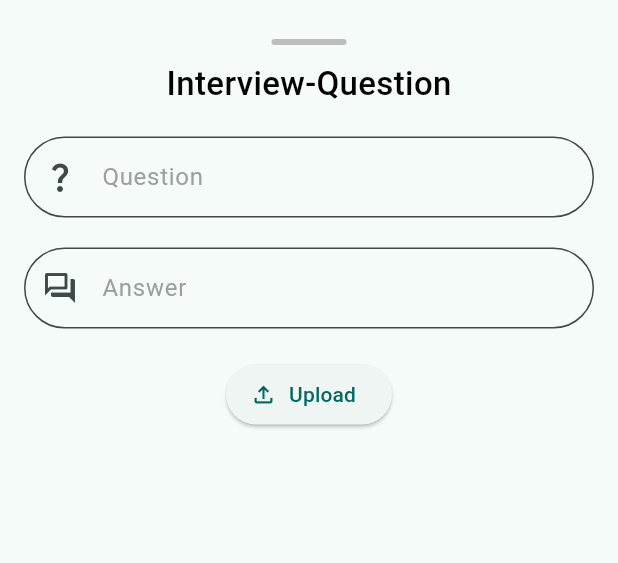
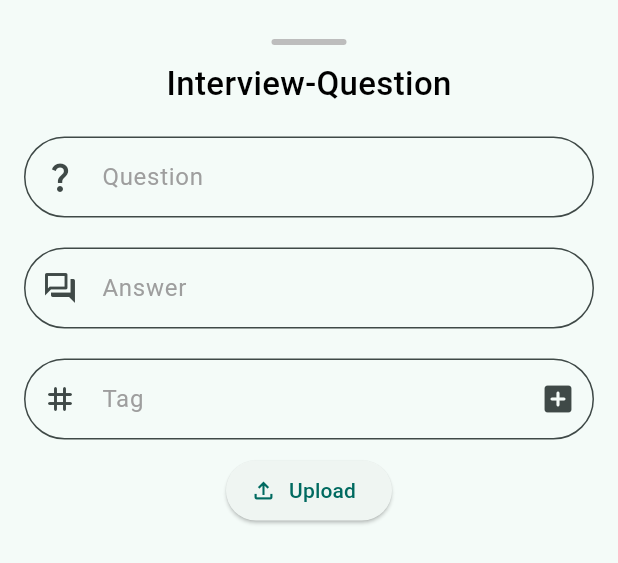
Before and after one commit to Vanshpanchal/Flutter, a Flutter app: what addmodal() shows on an empty page, opened directly, on a phone screen of 412 x 824 dp. Shown: the top 563 px of the screen. Run offline on Flutter 3.47's test engine with Material 3 defaults, Android fonts, the phone set to English and light mode, and no system bars; our stand-ins replace cloud_firestore, firebase_auth, firebase_core, get; missing offline and left inert: dart:ffi; accounts and stored records are empty; network calls fail.

```diff
--- a/lib/addmodal.dart
+++ b/lib/addmodal.dart
@@ -18,23 +18,21 @@ class _addmodalState extends State<addmodal> {
     try {
       var user = FirebaseAuth.instance.currentUser;
       String doc_id =
-          FirebaseFirestore.instance
-              .collection('Question-Answer')
-              .doc()
-              .id;
+          FirebaseFirestore.instance.collection('Question-Answer').doc().id;
       Map<String, dynamic> Data = {
         'Question': _questionController.text.trim().capitalizeFirst,
-        'Answer': _answerController.text.trim().capitalizeFirst ,
+        'Answer': _answerController.text.trim().capitalizeFirst,
         'Uid': user?.uid,
         'Report': false,
-        'docId': doc_id
+        'Tags': _tags,
+        'docId': doc_id,
+        'Timestamp': FieldValue.serverTimestamp()
       };
       await FirebaseFirestore.instance
           .collection("Question-Answer")
           .doc(doc_id)
           .set(Data)
-          .then((_) =>
-      {
+          .then((_) => {
                 debugPrint("AddUser: User Added"),
                 Get.showSnackbar(const GetSnackBar(
                   title: "Question-Answer Added",
@@ -57,14 +55,35 @@ class _addmodalState extends State<addmodal> {
     }
   }
 
+  final TextEditingController _tagController = TextEditingController();
+  final List<String> _tags = [];
+
+  void _addTag() {
+    final tag = _tagController.text.trim();
+    if (tag.isNotEmpty && !_tags.contains(tag)) {
+      setState(() {
+        _tags.add(tag);
+      });
+      print(_tags);
+      _tagController.clear();
+    }
+  }
+
+  void _removeTag(String tag) {
+    setState(() {
+      _tags.remove(tag);
+    });
+  }
+
   @override
   Widget build(BuildContext context) {
     return FractionallySizedBox(
-        heightFactor: 0.8,
+        heightFactor: 0.85,
+        child: SingleChildScrollView(
           child: Padding(
-          padding: const EdgeInsets.fromLTRB(16, 16, 16, 16),
+            padding: const EdgeInsets.all(16.0),
             child: Column(
-            mainAxisSize: MainAxisSize.max,
+              mainAxisSize: MainAxisSize.min,
               children: [
                 Container(
                   height: 4,
@@ -80,7 +99,8 @@ class _addmodalState extends State<addmodal> {
                   style: TextStyle(
                     color: Colors.black,
                     fontSize: 22,
-                fontWeight: FontWeight.w500),
+                    fontWeight: FontWeight.w500,
+                  ),
                 ),
                 SizedBox(height: 20),
                 TextField(
@@ -97,13 +117,13 @@ class _addmodalState extends State<addmodal> {
                     fillColor: Colors.transparent,
                     border: OutlineInputBorder(
                       borderRadius: BorderRadius.circular(30),
-
                     ),
-                  contentPadding:
-                  const EdgeInsets.symmetric(vertical: 15, horizontal: 20),
+                    contentPadding: const EdgeInsets.symmetric(
+                      vertical: 15,
+                      horizontal: 20,
                     ),
                   ),
-
+                ),
                 SizedBox(height: 20),
                 TextField(
                   controller: _answerController,
@@ -113,28 +133,81 @@ class _addmodalState extends State<addmodal> {
                     border: OutlineInputBorder(
                       borderRadius: BorderRadius.circular(30),
                     ),
-                  contentPadding:
-                  const EdgeInsets.symmetric(vertical: 15, horizontal: 20),
+                    contentPadding: const EdgeInsets.symmetric(
+                      vertical: 15,
+                      horizontal: 20,
+                    ),
                     hintText: 'Answer',
                     hintStyle: TextStyle(color: Colors.grey),
                     filled: true,
                     fillColor: Colors.transparent,
-                  prefixIcon: Icon(Icons.question_answer_outlined)),
-
+                    prefixIcon: Icon(Icons.question_answer_outlined),
+                  ),
                 ),
                 SizedBox(height: 20),
+                TextField(
+                  controller: _tagController,
+                  maxLines: 12,
+                  minLines: 1,
+                  decoration: InputDecoration(
+                    border: OutlineInputBorder(
+                      borderRadius: BorderRadius.circular(30),
+                    ),
+                    contentPadding: const EdgeInsets.symmetric(
+                      vertical: 15,
+                      horizontal: 20,
+                    ),
+                    suffixIcon: IconButton(
+                      icon: Icon(Icons.add_box_rounded),
+                      onPressed: () {
+                        _addTag();
+                        print(_tags);
+                      },
+                    ),
+                    hintText: 'Tag',
+                    hintStyle: TextStyle(color: Colors.grey),
+                    filled: true,
+                    fillColor: Colors.transparent,
+                    prefixIcon: Icon(Icons.tag_rounded),
+                  ),
+                ),
+                Wrap(
+                  spacing: 8.0,
+                  children: _tags.map((tag) {
+                    return Chip(
+                      label: Text(tag),
+                      onDeleted: () => _removeTag(tag),
+                      deleteIcon: Icon(Icons.cancel_outlined, size: Checkbox.width,),
+                    );
+                  }).toList(),
+                ),
+                SizedBox(height: 10),
                 ElevatedButton.icon(
                   icon: Icon(Icons.file_upload_outlined),
                   onPressed: () {
+                    print(_answerController.text.isNotEmpty);
+                    if (_questionController.text.isNotEmpty &&
+                        _answerController.text.isNotEmpty &&
+                        _tags.isNotEmpty) {
                       addQA();
                       Navigator.pop(context);
+                    } else {
+                      Get.showSnackbar(const GetSnackBar(
+                        title: "Error",
+                        message: "Enter Proper Detail please",
+                        icon: Icon(
+                          Icons.error_outlined,
+                          color: Colors.red,
+                        ),
+                        duration: Duration(seconds: 3),
+                      ));
+                    }
                   },
                   label: Text('Upload'),
                 ),
               ],
             ),
+          ),
         ));
   }
-
-
 }
--- a/lib/homepage.dart
+++ b/lib/homepage.dart
@@ -34,8 +34,8 @@ class _homepageState extends State<homepage> {
               NavigationDestination(
                   icon: Icon(Icons.looks_rounded), label: "Explore"),
               NavigationDestination(
-                  icon: Icon(Icons.favorite_border_outlined),
-                  label: "Favourite"),
+                  icon: Icon(Icons.book_outlined),
+                  label: "Saved"),
               NavigationDestination(
                   icon: Icon(Icons.person_outline), label: "Profile"),
             ],
--- a/lib/signup.dart
+++ b/lib/signup.dart
@@ -1,3 +1,4 @@
+import 'dart:ffi';
 import 'dart:ui';
 
 import 'package:apk/login.dart';
@@ -31,7 +32,8 @@ class _signupState extends State<signup> {
         'Username': username_controller.text,
         'Email': userCredential.user?.email,
         'Uid': userCredential.user?.uid,
-        'Amdin': false
+        'Amdin': false,
+        'Saved': []
       };
       await FirebaseFirestore.instance
           .collection("User")
```
Also changed, not shown: lib/explore.dart (+45 -7 lines). Lines whose indentation alone changed are shown as unchanged.
